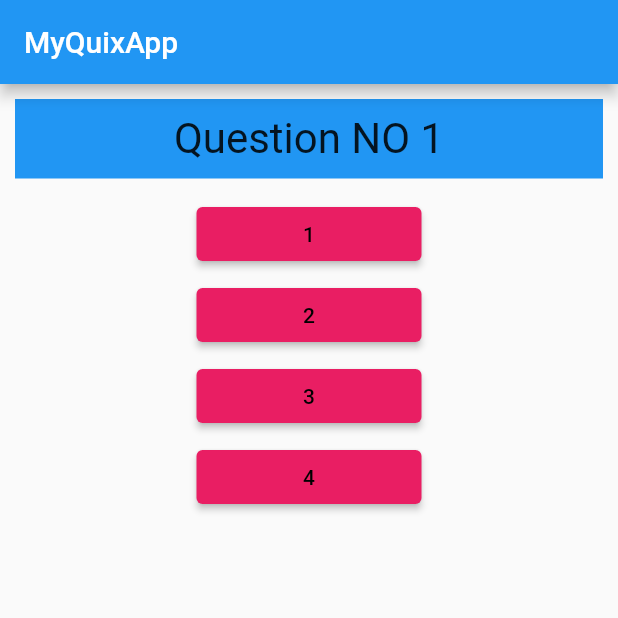
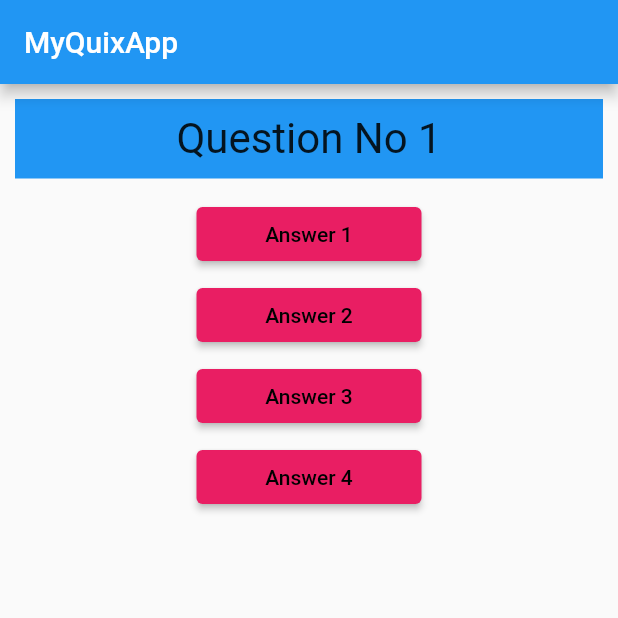
Before and after one commit to AbdulRehman7269/QuizAppbyFlutter, a Flutter app: the screen it shows after launch, on a phone screen of 412 x 824 dp, the top half of it. Run offline on Flutter 3.47's test engine with Material 2 defaults, Android fonts, the phone set to English and light mode, and no system bars.

Commit message:
Quiz App Complete

```diff
--- a/lib/answer.dart
+++ b/lib/answer.dart
@@ -1,9 +1,9 @@
 import 'package:flutter/material.dart';
 import './main.dart';
 class Answer extends StatelessWidget {
- final VoidCallback selectHandler;
- final String answerText;
- Answer(this.selectHandler, this.answerText);
+  final VoidCallback selectHandler;
+  final String answerText;
+  Answer(this.selectHandler, this.answerText);
   @override
   Widget build(BuildContext context) {
     return Container(
--- a/lib/main.dart
+++ b/lib/main.dart
@@ -1,85 +1,149 @@
 import 'package:flutter/material.dart';
 import './result.dart';
 import './quiz.dart';
-void main(){
+
+void main() {
   runApp(MyApp());
 }
-class MyApp extends StatefulWidget{
+
+class MyApp extends StatefulWidget {
   @override
   State<StatefulWidget> createState() {
     // TODO: implement createState
     return _MyAppState();
   }
 }
-class _MyAppState extends State<MyApp>{
+
+class _MyAppState extends State<MyApp> {
+  final _questionList = const [
+    {
+      'questionText': 'Question No 1',
+      'answers': [
+        {'text': 'Answer 1', 'score': 1},
+        {'text': 'Answer 2', 'score': 2},
+        {'text': 'Answer 3', 'score': 3},
+        {'text': 'Answer 4', 'score': 4},
+      ],
+    },
+    {
+      'questionText': 'Question No 2',
+      'answers': [
+        {'text': 'Answer 1', 'score': 1},
+        {'text': 'Answer 2', 'score': 2},
+        {'text': 'Answer 3', 'score': 3},
+        {'text': 'Answer 4', 'score': 4},
+      ],
+    },
+    {
+      'questionText': 'Question No 3',
+      'answers': [
+        {'text': 'Answer 1', 'score': 1},
+        {'text': 'Answer 2', 'score': 2},
+        {'text': 'Answer 3', 'score': 3},
+        {'text': 'Answer 4', 'score': 4},
+      ],
+    },
+    {
+      'questionText': 'Question No 4',
+      'answers': [
+        {'text': 'Answer 1', 'score': 1},
+        {'text': 'Answer 2', 'score': 2},
+        {'text': 'Answer 3', 'score': 3},
+        {'text': 'Answer 4', 'score': 4},
+      ],
+    },
+    {
+      'questionText': 'Question No 5',
+      'answers': [
+        {'text': 'Answer 1', 'score': 1},
+        {'text': 'Answer 2', 'score': 2},
+        {'text': 'Answer 3', 'score': 3},
+        {'text': 'Answer 4', 'score': 4},
+      ],
+    },
+    {
+      'questionText': 'Question No 6',
+      'answers': [
+        {'text': 'Answer 1', 'score': 1},
+        {'text': 'Answer 2', 'score': 2},
+        {'text': 'Answer 3', 'score': 3},
+        {'text': 'Answer 4', 'score': 4},
+      ],
+    },
+    {
+      'questionText': 'Question No 7',
+      'answers': [
+        {'text': 'Answer 1', 'score': 1},
+        {'text': 'Answer 2', 'score': 2},
+        {'text': 'Answer 3', 'score': 3},
+        {'text': 'Answer 4', 'score': 4},
+      ],
+    },
+    {
+      'questionText': 'Question No 8',
+      'answers': [
+        {'text': 'Answer 1', 'score': 1},
+        {'text': 'Answer 2', 'score': 2},
+        {'text': 'Answer 3', 'score': 3},
+        {'text': 'Answer 4', 'score': 4},
+      ],
+    },
+    {
+      'questionText': 'Question No 9',
+      'answers': [
+        {'text': 'Answer 1', 'score': 1},
+        {'text': 'Answer 2', 'score': 2},
+        {'text': 'Answer 3', 'score': 3},
+        {'text': 'Answer 4', 'score': 4},
+      ],
+    },
+    {
+      'questionText': 'Question No 10',
+      'answers': [
+        {'text': 'Answer 1', 'score': 1},
+        {'text': 'Answer 2', 'score': 2},
+        {'text': 'Answer 3', 'score': 3},
+        {'text': 'Answer 4', 'score': 4},
+      ],
+    },
+  ];
   var _questionIndex = 0;
-  void _printAnswer(){
+  var _totalScore = 0;
+void _resetQuiz(){
   setState(() {
-      _questionIndex = _questionIndex +1;
+    _questionIndex = 0;
+    _totalScore = 0;
+  });
+}
+   void _printAnswer(int score) {
+    _totalScore += score;
+
+    setState(() {
+      _questionIndex = _questionIndex + 1;
     });
     print(_questionIndex);
+    if (_questionIndex < _questionList.length) {
+      print('NO more Questions');
+    } else {
+      print('More question');
     }
+  }
+
   @override
   Widget build(BuildContext context) {
-    const _questionList = [
-      {
-        'questionText': 'Question NO 1',
-        'answers': ['1', '2', '3', '4'],
-      },
-      {
-        'questionText': 'Question NO 2',
-        'answers': ['5', '6', '7', '8'],
-      },
-      {
-        'questionText': 'Question NO 3',
-        'answers': ['9', '10', '11', '12'],
-      },
-      {
-        'questionText': 'Question NO 4',
-        'answers': ['13', '14', '15', '16'],
-      },
-      {
-        'questionText': 'Question NO 5',
-        'answers': ['17', '18', '19', '20'],
-      },
-      {
-        'questionText': 'Question NO 6',
-        'answers': ['21', '22', '23', '24'],
-      },
-      {
-        'questionText': 'Question NO 7',
-        'answers': ['25', '26', '27', '28'],
-      },
-      {
-        'questionText': 'Question NO 8',
-        'answers': ['29', '30', '31', '32'],
-      },
-      {
-        'questionText': 'Question NO 9',
-        'answers': ['33', '34', '35', '36'],
-      },
-      {
-        'questionText': 'Question NO 10',
-        'answers': ['37', '38', '39', '40'],
-      },
-    ];
-    if(_questionIndex < _questionList.length){
-      print('NO more Questions');
-    }else{
-      print('More question');
-    }
     // TODO: implement build
-    return MaterialApp(home: Scaffold(
+    return MaterialApp(
+      home: Scaffold(
         appBar: AppBar(
           title: Text('MyQuixApp'),
         ),
         body: _questionIndex < _questionList.length ?
         Quiz(
                 questionIndex: _questionIndex,
-      questionList: _questionList,
-      printAnswer: _printAnswer,
+                questions: _questionList,
+                answerQuestion: _printAnswer,
               )
-    : Result(),
+            : Result(_totalScore, _resetQuiz),
       ),
     );
   }
--- a/lib/question.dart
+++ b/lib/question.dart
@@ -2,7 +2,7 @@ import 'package:flutter/material.dart';
 import './main.dart';
 class Question extends StatelessWidget {
   final String questionText;
- Question(this.questionText);
+  Question(this.questionText);
 
   @override
   Widget build(BuildContext context) {
@@ -13,7 +13,7 @@ class Question extends StatelessWidget {
       color: Colors.blue,
       child:
       Text(questionText, style:
-        TextStyle(fontSize: 28),
+      TextStyle(fontSize: 28),
         textAlign: TextAlign.center,
       ),
     );
--- a/lib/quiz.dart
+++ b/lib/quiz.dart
@@ -1,15 +1,48 @@
+// import 'package:flutter/material.dart';
+// import './answer.dart';
+// import './question.dart';
+// class Quiz extends StatelessWidget {
+//   final List<Map<String,  Object>>questionList;
+//   final int questionIndex;
+//   final VoidCallback printAnswer;
+//
+//   Quiz({
+//     required this.questionIndex,
+//     required this.questionList,
+//     required this.printAnswer,
+//   });
+//
+//   @override
+//   Widget build(BuildContext context) {
+//     return Column(
+//       children: [
+//         Question(
+//             questionList[questionIndex]['questionText'] as String
+//         ),
+//         ...(questionList[questionIndex]['answers'] as List<Map<String, Object>>)
+//             .map((answer) {
+//           return Answer(() => printAnswer(answer['score']), answer['text'] as String);
+//
+//         }).toList()
+//       ],
+//     );
+//   }
+// }
+
 import 'package:flutter/material.dart';
+
+import './question.dart';
 import './answer.dart';
-import './question.dart';
+
 class Quiz extends StatelessWidget {
-   final List<Map<String,  Object>>questionList;
+  final List<Map<String, Object>> questions;
   final int questionIndex;
-   final VoidCallback printAnswer;
+  final Function answerQuestion;
 
   Quiz({
+    required this.questions,
+    required this.answerQuestion,
     required this.questionIndex,
-     required this.questionList,
-     required this.printAnswer,
   });
 
   @override
@@ -17,11 +50,10 @@ import './question.dart';
     return Column(
       children: [
         Question(
-             questionList[questionIndex]['questionText'] as String
+          questions[questionIndex]['questionText'] as String,
         ),
-         ...(questionList[questionIndex]['answers'] as List<String>)
-             .map((answer) {
-           return Answer(printAnswer, answer);
+        ...(questions[questionIndex]['answers'] as List<Map<String, Object>>).map((answer) {
+          return Answer(() => answerQuestion(answer['score']), answer['text'] as String);
         }).toList()
       ],
     );
--- a/lib/result.dart
+++ b/lib/result.dart
@@ -1,9 +1,35 @@
 import 'package:flutter/material.dart';
 class Result extends StatelessWidget {
+  final int resultScore;
+  final VoidCallback resetHandler;
+  Result(this.resultScore, this.resetHandler);
+  String get resultPhrase{
+  String resultText;
+  if(resultScore <= 10){
+    resultText = 'You are Good!';
+  }else if(resultScore <= 20){
+    resultText = 'You are Better!';
+  }else if(resultScore <= 30){
+    resultText = 'you are Awoseum!';
+  }else if(resultScore > 30){
+    resultText = 'You are Excelent';
+  }else{
+    resultText = 'You are so Bad';
+  }
+  return resultText;
+  }
   @override
   Widget build(BuildContext context) {
     return  Center(
-      child:Text('You DID It !'),
+      child: Column(
+        children: <Widget>[
+      Text(resultPhrase, style: TextStyle(fontSize: 36 , fontWeight: FontWeight.bold),
+          textAlign: TextAlign.center,
+      ),
+          ElevatedButton(onPressed: resetHandler, child: Text('Restart Quiz'),
+          ),
+          ],
+      ),
     );
   }
 }
```
Lines whose indentation alone changed are shown as unchanged.
